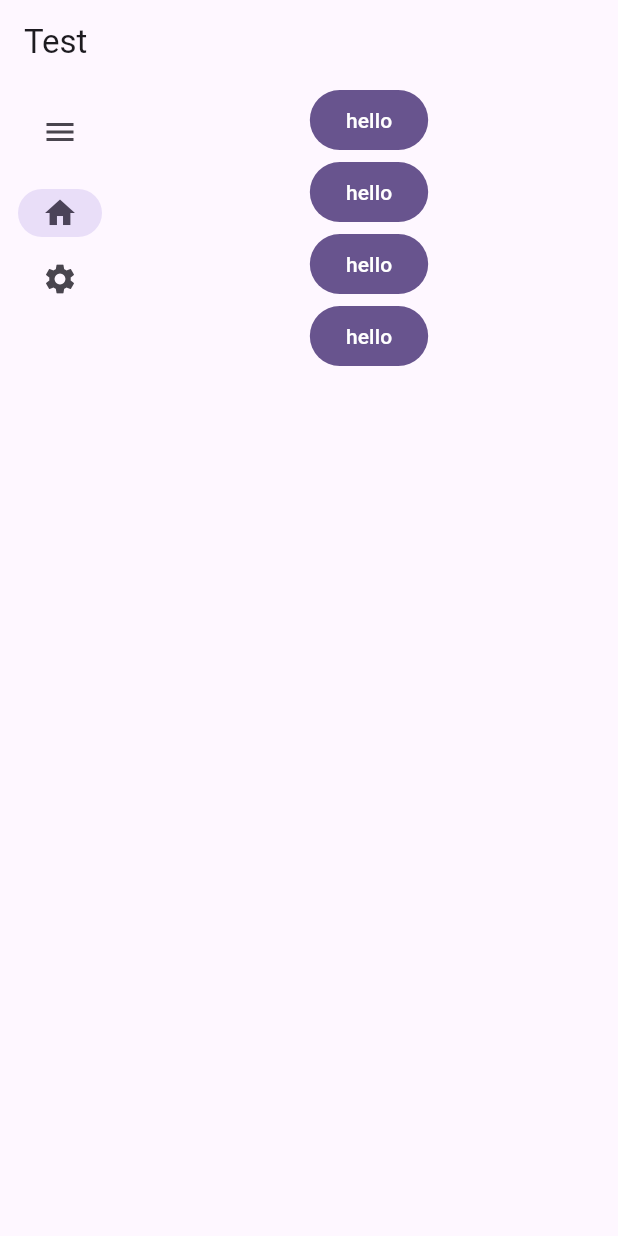
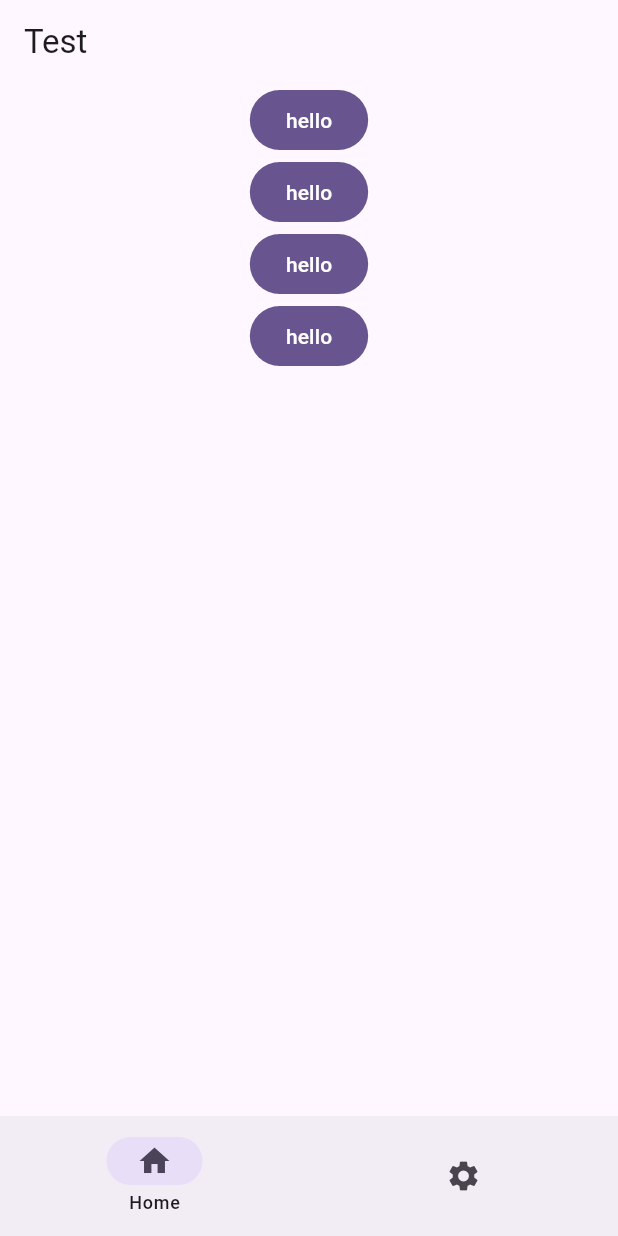
Before and after one commit to H2Sxxa/Arche, a Flutter app: the screen it shows after launch, on a phone screen of 412 x 824 dp. Run offline on Flutter 3.47's test engine with Material 3 defaults, Android fonts, the phone set to English and light mode, and no system bars; missing offline and left inert: dart:html.

Commit message:
✨ Support Stack NavigationBar

```diff
--- a/example/lib/main.dart
+++ b/example/lib/main.dart
@@ -22,7 +22,10 @@ class MyApp extends StatelessWidget {
         appBar: AppBar(
           title: const Text("Test"),
         ),
-        body: NavigationView.pageView(
+        body: NavigationView(
+          usePageView: true,
+          direction: Axis.vertical,
+          vertical: const NavigationVerticalConfig(useStack: true),
           items: [
             NavigationItem(
               icon: const Icon(Icons.home),
--- a/lib/src/widgets/material/navigation.dart
+++ b/lib/src/widgets/material/navigation.dart
@@ -122,12 +122,15 @@ class NavigationVerticalConfig {
   final WidgetStateProperty<Color?>? overlayColor;
   final double? height;
   final Duration? animationDuration;
+  // Only available under default builder / on Bottom
+  final bool useStack;
   const NavigationVerticalConfig({
     this.shadowColor,
     this.overlayColor,
     this.surfaceTintColor,
     this.height,
     this.animationDuration,
+    this.useStack = false,
   });
 }
 
@@ -401,7 +404,16 @@ class NavigationViewState extends State<NavigationView>
       children = children.reversed.toList();
     }
 
-    return isHorizontal ? Row(children: children) : Column(children: children);
+    return isHorizontal
+        ? Row(children: children)
+        : state.widget.vertical?.useStack ?? false
+            ? SizedBox.expand(
+                child: Stack(
+                  alignment: Alignment.bottomCenter,
+                  children: children,
+                ),
+              )
+            : Column(children: children);
   }
 
   @override
@@ -429,8 +441,8 @@ class NavigationViewState extends State<NavigationView>
     return index;
   }
 
-  Widget get content => Expanded(
-        child: Padding(
+  Widget get content {
+    var child = Padding(
       padding: widget.items[currentIndex].padding ?? EdgeInsets.zero,
       child: widget.usePageView
           ? PageView(
@@ -445,11 +457,16 @@ class NavigationViewState extends State<NavigationView>
               switchOutCurve: widget.switchOutCurve ?? Curves.linear,
               transitionBuilder: widget.transitionBuilder ??
                   AnimatedSwitcher.defaultTransitionBuilder,
-                  layoutBuilder: widget.layoutBuilder ??
-                      AnimatedSwitcher.defaultLayoutBuilder,
+              layoutBuilder:
+                  widget.layoutBuilder ?? AnimatedSwitcher.defaultLayoutBuilder,
               child: widget.items[currentIndex].page),
-        ),
     );
+    return widget.direction == Axis.vertical &&
+            (widget.vertical?.useStack ?? false)
+        ? child
+        : Expanded(child: child);
+  }
+
   @override
   Widget build(BuildContext context) {
     NavBuilder builder = widget.builder ?? defaultBuilder;
```
Lines whose indentation alone changed are shown as unchanged.
